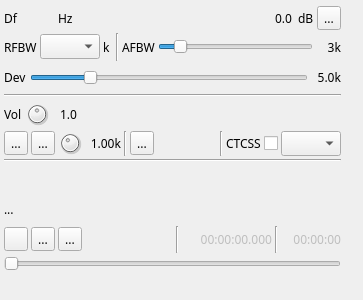
Qt form plugins/channeltx/modnfm/nfmmodgui.ui (f4exb/sdrangel) before a commit.
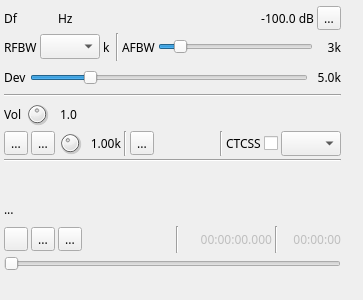
The same form after that commit. Icons and pictures are not drawn. Custom widgets are drawn as their Qt base class.

Commit message: All mod and demod plugins: try to fix channel power display

The edit to the form file:
```diff
--- a/plugins/channeltx/modnfm/nfmmodgui.ui
+++ b/plugins/channeltx/modnfm/nfmmodgui.ui
@@ -139,12 +139,14 @@
           </property>
          </spacer>
         </item>
-       </layout>
-      </item>
-      <item>
-       <layout class="QHBoxLayout" name="channelPowerLayout">
         <item>
          <widget class="QLabel" name="channelPower">
+          <property name="minimumSize">
+           <size>
+            <width>60</width>
+            <height>0</height>
+           </size>
+          </property>
           <property name="toolTip">
            <string>Channel power</string>
           </property>
@@ -152,16 +154,14 @@
            <enum>Qt::RightToLeft</enum>
           </property>
           <property name="text">
-           <string>0.0</string>
+           <string>-100.0 dB</string>
+          </property>
+          <property name="alignment">
+           <set>Qt::AlignRight|Qt::AlignTrailing|Qt::AlignVCenter</set>
           </property>
          </widget>
         </item>
-        <item>
-         <widget class="QLabel" name="channelPowerUnits">
-          <property name="text">
-           <string> dB</string>
-          </property>
-         </widget>
+       </layout>
         </item>
         <item>
          <widget class="QToolButton" name="channelMute">
@@ -180,8 +180,6 @@
            <bool>true</bool>
           </property>
          </widget>
-        </item>
-       </layout>
       </item>
      </layout>
     </item>
```
Lines whose indentation alone changed are shown as unchanged. The commit also changes 17 other files.
